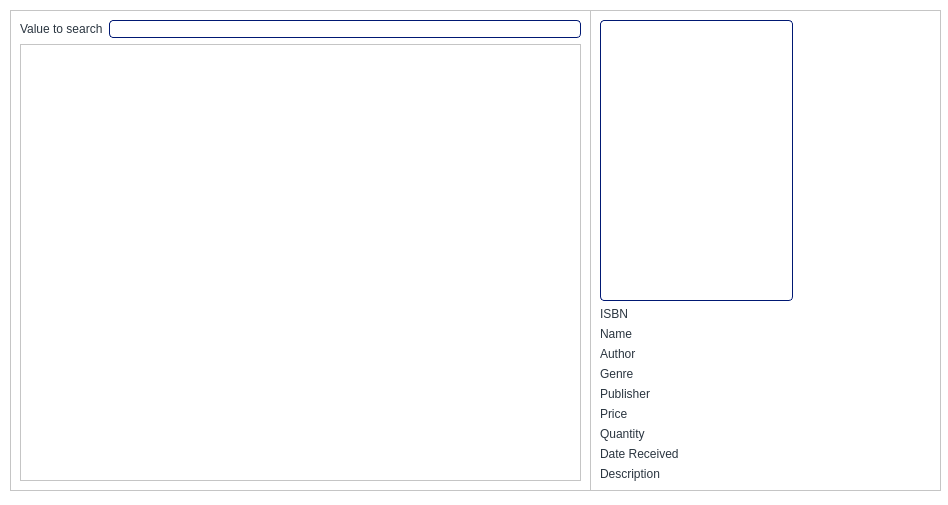
Old version of the form Library-Management-System-/library/Library/booklist.ui in the repository nicki-choo/CS106-LibraryManagementSystem.
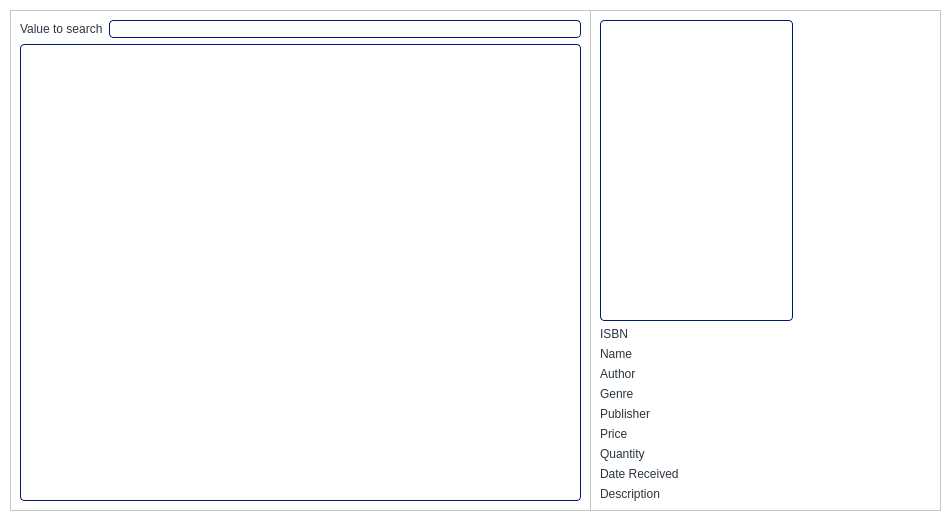
New version of the form.

Diff of the .ui file:
```diff
--- a/Library-Management-System-/library/Library/booklist.ui
+++ b/Library-Management-System-/library/Library/booklist.ui
@@ -7,7 +7,7 @@
     <x>0</x>
     <y>0</y>
     <width>948</width>
-    <height>505</height>
+    <height>517</height>
    </rect>
   </property>
   <property name="windowTitle">
@@ -22,7 +22,7 @@
      <x>10</x>
      <y>10</y>
      <width>581</width>
-     <height>481</height>
+     <height>501</height>
     </rect>
    </property>
    <property name="frameShape">
@@ -72,7 +72,7 @@
       <item>
        <widget class="QTableView" name="tableView">
         <property name="styleSheet">
-         <string notr="true">QHeaderView::section { background-color: rgb(255, 255, 255);
+         <string notr="true">QTableView { background-color: rgb(255, 255, 255);
 	 border: 1px  solid;
      border-radius: 4px;
 	border-color: #001873;
@@ -104,7 +104,7 @@
      <x>590</x>
      <y>10</y>
      <width>351</width>
-     <height>481</height>
+     <height>501</height>
     </rect>
    </property>
    <property name="frameShape">
```
